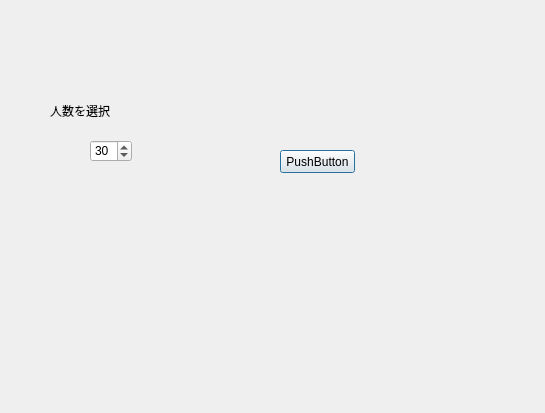
Before: the Qt Designer form uifiles/start.ui in mews-iidx/catcher_in_the_rye, drawn with Qt 5.
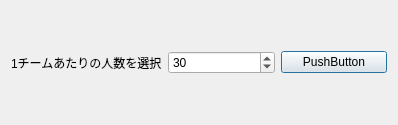
After: the same form once the commit is applied.

```diff
--- a/uifiles/start.ui
+++ b/uifiles/start.ui
@@ -6,52 +6,36 @@
    <rect>
     <x>0</x>
     <y>0</y>
-    <width>545</width>
-    <height>413</height>
+    <width>398</width>
+    <height>125</height>
    </rect>
   </property>
   <property name="windowTitle">
    <string>Dialog</string>
   </property>
+  <layout class="QHBoxLayout" name="horizontalLayout_2">
+   <item>
   <widget class="QLabel" name="label">
-   <property name="geometry">
-    <rect>
-     <x>50</x>
-     <y>90</y>
-     <width>221</width>
-     <height>41</height>
-    </rect>
-   </property>
    <property name="text">
-    <string>人数を選択</string>
-   </property>
-  </widget>
-  <widget class="QSpinBox" name="spinBox">
-   <property name="geometry">
-    <rect>
-     <x>90</x>
-     <y>140</y>
-     <width>42</width>
-     <height>22</height>
-    </rect>
-   </property>
+      <string>1チームあたりの人数を選択</string>
+     </property>
+    </widget>
+   </item>
+   <item>
+    <widget class="QSpinBox" name="spin_members">
    <property name="value">
     <number>30</number>
    </property>
   </widget>
+   </item>
+   <item>
   <widget class="QPushButton" name="button_ok">
-   <property name="geometry">
-    <rect>
-     <x>280</x>
-     <y>150</y>
-     <width>75</width>
-     <height>23</height>
-    </rect>
-   </property>
    <property name="text">
     <string>PushButton</string>
    </property>
   </widget>
+   </item>
+  </layout>
  </widget>
  <resources/>
  <connections/>
```
Lines whose indentation alone changed are shown as unchanged.
